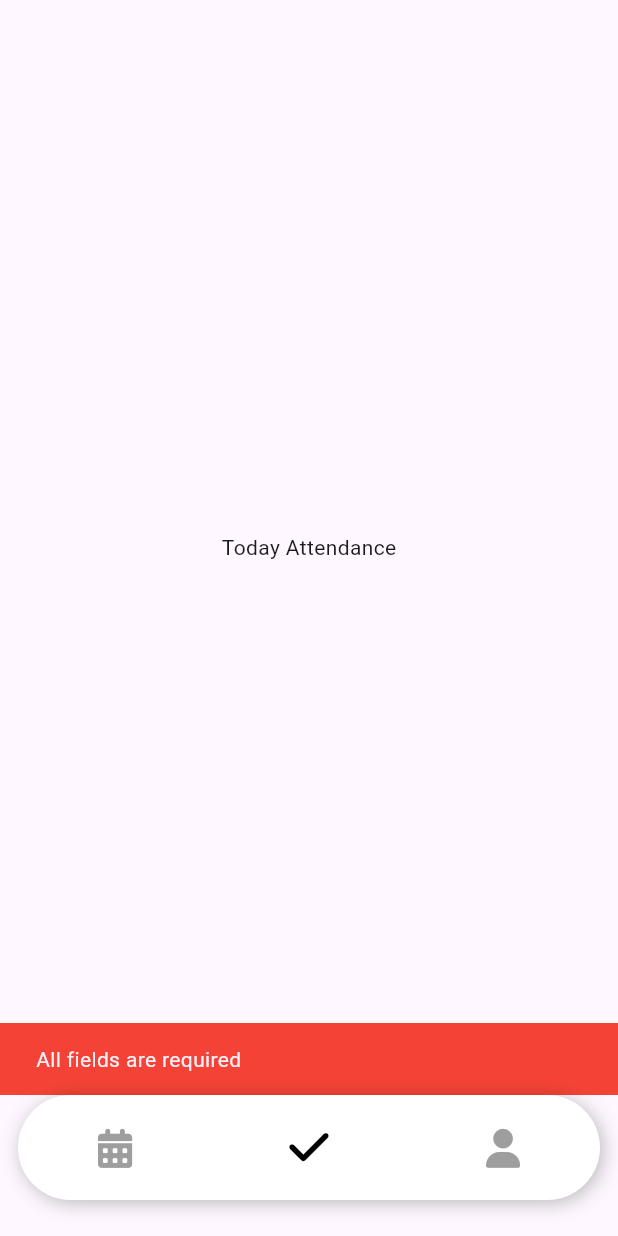
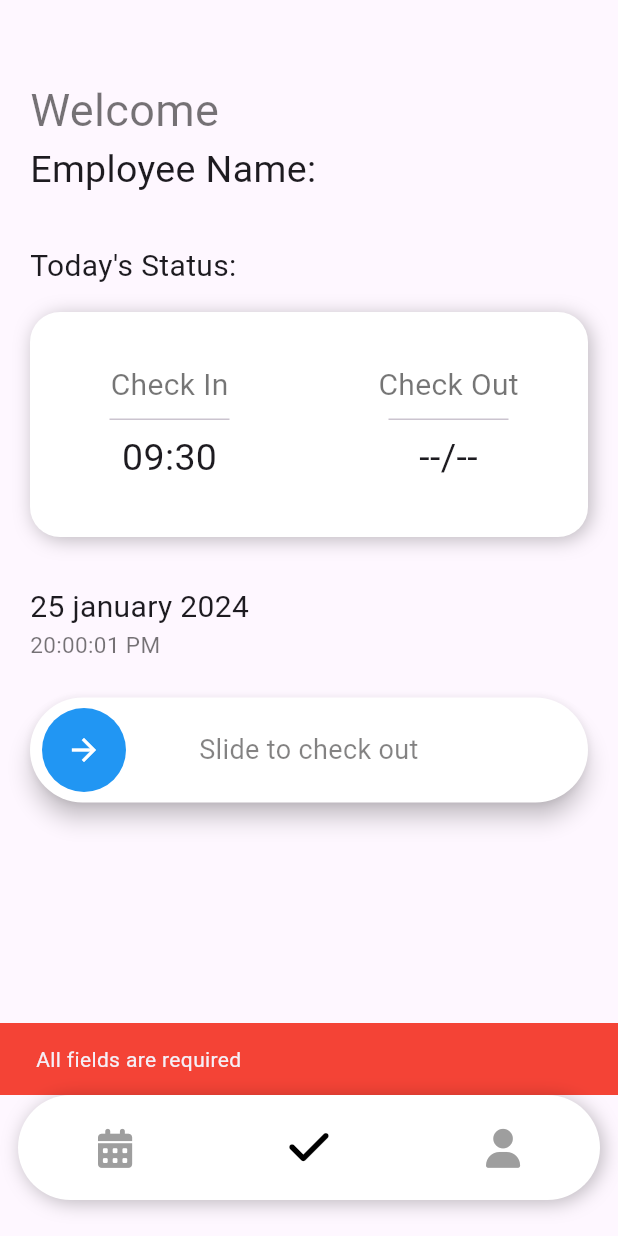
Before and after one commit to fredkendy/presenca_funcionario, a Flutter app: the screen it shows after launch, after a tap on "LOGIN", on a phone screen of 412 x 824 dp. Run offline on Flutter 3.47's test engine with Material 3 defaults, Android fonts, the light colour scheme and no system bars; drawn by our look-alikes of slide_to_act; our stand-ins replace flutter_dotenv, font_awesome_flutter, supabase_flutter; accounts and stored records are empty.

Commit message:
tela de presenca e slider

```diff
--- a/lib/screens/attendance_screen.dart
+++ b/lib/screens/attendance_screen.dart
@@ -1,4 +1,5 @@
 import 'package:flutter/material.dart';
+import 'package:slide_to_act/slide_to_act.dart';
 
 class AttendanceScreen extends StatefulWidget {
   const AttendanceScreen({super.key});
@@ -8,11 +9,119 @@ class AttendanceScreen extends StatefulWidget {
 }
 
 class _AttendanceScreenState extends State<AttendanceScreen> {
+
+  //Key for the slider
+  final GlobalKey<SlideActionState> key = GlobalKey<SlideActionState>();
+
   @override
   Widget build(BuildContext context) {
     return Scaffold(
-        body: Center(
-      child: Text("Today Attendance"),
-    ));
+        body: SingleChildScrollView(
+          padding: const EdgeInsets.all(20),
+          child: Column(
+            children: [
+              Container(
+                alignment: Alignment.centerLeft,
+                margin: const EdgeInsets.only(top: 32),
+                child: const Text(
+                  "Welcome",
+                  style: TextStyle(color: Colors.black54, fontSize: 30),
+                ),
+              ),
+              Container(
+                alignment: Alignment.centerLeft,
+                child: const Text(
+                  "Employee Name:", style: TextStyle(fontSize: 25),
+                ),
+              ),
+              Container(
+                margin: const EdgeInsets.only(top: 32),
+                alignment: Alignment.centerLeft,
+                child: const Text(
+                  "Today's Status:",
+                  style: TextStyle(fontSize: 20),
+                ),
+              ),
+
+              Container(
+                margin: const EdgeInsets.only(top: 16, bottom: 32),
+                height: 150,
+                decoration: const BoxDecoration(
+                  color: Colors.white,
+                  boxShadow: [
+                    BoxShadow(
+                      color: Colors.black26,
+                      blurRadius: 10,
+                      offset: Offset(2, 2)
+                    )
+                  ],
+                  borderRadius: BorderRadius.all(Radius.circular(20)),
+                ),
+                child: const Row(
+                  mainAxisAlignment: MainAxisAlignment.center,
+                  crossAxisAlignment: CrossAxisAlignment.center,
+                  children: [
+                    Expanded(
+                      child: Column(
+                        mainAxisAlignment: MainAxisAlignment.center,
+                        crossAxisAlignment: CrossAxisAlignment.center,
+                        children: [
+                          Text("Check In", style: TextStyle(fontSize: 20, color: Colors.black54),),
+                          SizedBox(width: 80, child: Divider(),),
+                          Text("09:30", style: TextStyle(fontSize: 25),)
+                        ],
+                      ),
+                    ),
+
+                    Expanded(
+                      child: Column(
+                        mainAxisAlignment: MainAxisAlignment.center,
+                        crossAxisAlignment: CrossAxisAlignment.center,
+                        children: [
+                          Text("Check Out", style: TextStyle(fontSize: 20, color: Colors.black54),),
+                          SizedBox(width: 80, child: Divider(),),
+                          Text("--/--", style: TextStyle(fontSize: 25),)
+                        ],
+                      ),
+                    )
+                  ],
+                ),
+              ),
+
+              //Shows the latest date (current time)
+              Container(
+                alignment: Alignment.centerLeft,
+                child: Text("25 january 2024", style: TextStyle(fontSize: 20),),
+              ),
+              Container(
+                alignment: Alignment.centerLeft,
+                child: Text("20:00:01 PM", style: TextStyle(fontSize: 15, color: Colors.black54),),
+              ),
+
+              //Slider
+              Container(
+                margin: const EdgeInsets.only(top: 25),
+                child: Builder(
+                  builder: (context) {
+                    return SlideAction(
+                      text: "Slide to check out",
+                      textStyle: const TextStyle(
+                        color: Color.fromARGB(137, 24, 23, 23),
+                        fontSize: 18
+                      ),
+                      outerColor: Colors.white,
+                      innerColor: Colors.blue,
+                      key: key,
+                      onSubmit: () {
+                        key.currentState!.reset();
+                      },
+                    );
+                  },
+                ),
+              )
+            ],
+          ),
+        )
+    );
   }
 }
--- a/pubspec.yaml
+++ b/pubspec.yaml
@@ -39,6 +39,7 @@ dependencies:
   flutter_dotenv: ^5.1.0
   provider: ^6.1.1
   font_awesome_flutter: ^10.6.0
+  slide_to_act: ^2.0.2
 
 dev_dependencies:
   flutter_test:
```
Also changed, not shown: pubspec.lock.
